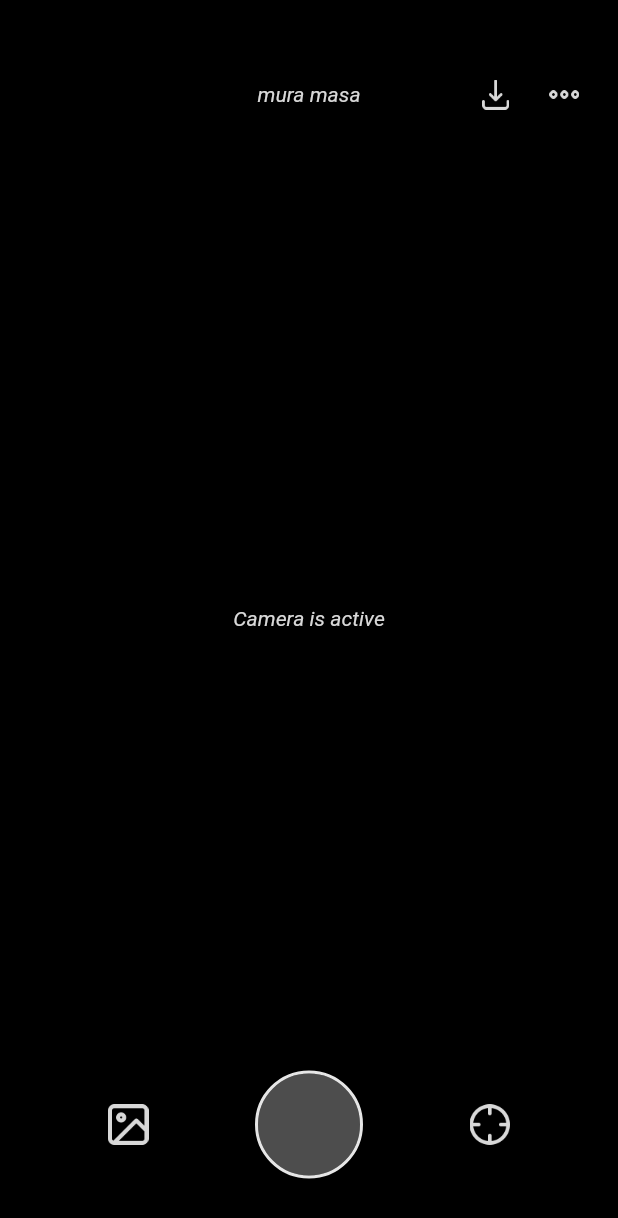
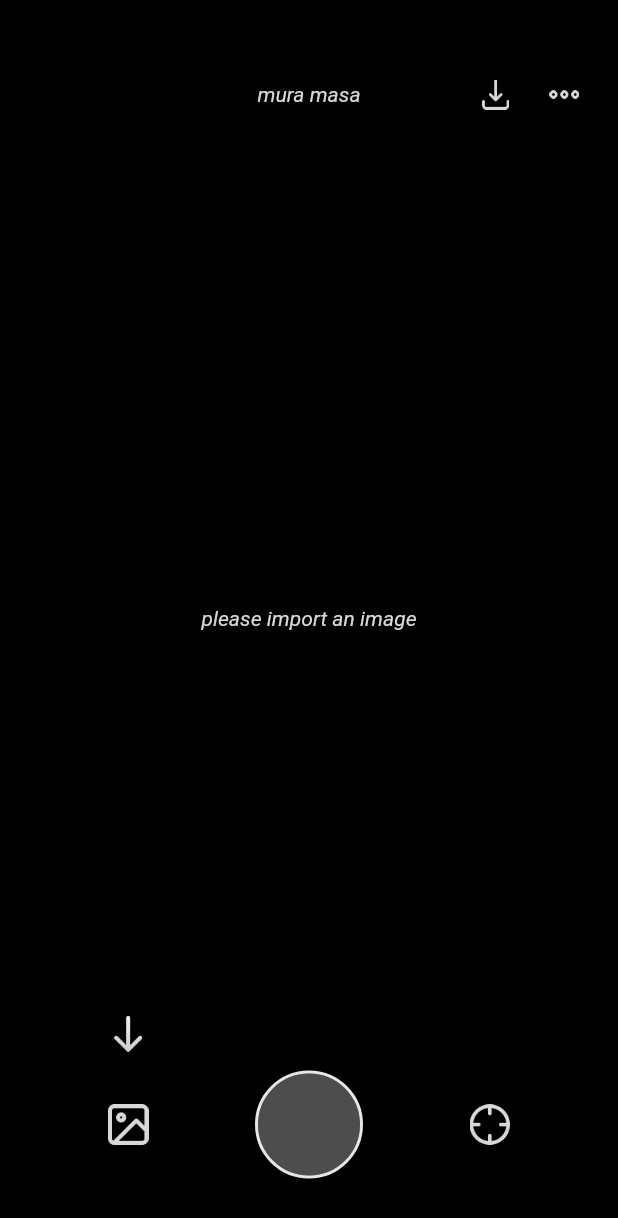
Before and after one commit to ljellevo/illusio, a Flutter app: the screen it shows after launch, on a phone screen of 412 x 824 dp. Shown: the top 1218 px of the screen. Run offline on Flutter 3.47's test engine with Material 2 defaults, Android fonts, the phone set to English and light mode, and no system bars; our stand-ins replace flutter_markdown, image_picker; missing offline and left inert: screen.

```diff
--- a/lib/components/image_viewer.dart
+++ b/lib/components/image_viewer.dart
@@ -14,18 +14,65 @@ class ImageViewer extends StatefulWidget {
   }
 }
 
-class _ImageViewerState extends State<ImageViewer> {
+class _ImageViewerState extends State<ImageViewer> with TickerProviderStateMixin {
+  bool bottom = true;
+  AnimationController animationController;
+
+  @override
+  void initState() {
+    super.initState();
+    animationController = AnimationController(
+      duration: Duration(milliseconds: 500),
+      vsync: this,
+    );
+    animationController.repeat(reverse: true);
+  }
+
   @override
   Widget build(BuildContext context) {
     if (this.widget.homeViewState == HomeViewState.camera) {
-      return Center(
+      return Container(
+        height: MediaQuery.of(context).size.height,
+        width: MediaQuery.of(context).size.width,
+        child: Stack(
+          children: <Widget>[
+            Center(
               child: Text(
-          "Camera is active",
+                "please import an image",
                 style: TextStyle(
                   color: Color(0xffD8D8D8),
                   fontStyle: FontStyle.italic,
                   fontSize: 14
                 ),
+              ),
+            ),
+            AnimatedBuilder(
+              animation: animationController,
+              builder: (BuildContext context, Widget child) {
+                final pos = 120 + (animationController.value * 7);
+                return Positioned(
+                  bottom: pos,
+                  left: 0,
+                  child: Container(
+                    width: MediaQuery.of(context).size.width,
+                    child: Row(
+                      mainAxisAlignment: MainAxisAlignment.spaceEvenly,
+                      mainAxisSize: MainAxisSize.max,
+                      children: <Widget>[
+                        Image.asset(
+                          "assets/images/arrow-down.png",
+                          width: 24,
+                          height: 24,
+                        ),
+                        Container(width: 70),
+                        Container(width: 24),
+                      ],
+                    ),
+                  )
+                );
+              },
+            ),
+          ],
         ),
       );
     } else {
--- a/lib/how_it_works.dart
+++ /dev/null
@@ -1,118 +0,0 @@
-import 'package:flutter/material.dart';
-import 'package:flutter_markdown/flutter_markdown.dart';
-import 'package:http/http.dart' as http;
-import 'dart:convert';
-
-/*
-class HowItWorks extends StatelessWidget {
-  String _markdownSource;
-  Future<http.Response> fetchAlbum() {
-    return http.get('https://jsonplaceholder.typicode.com/albums/1');
-  }
-
-  @override
-  void initState() {
-    super.initState();
-    _markdownSource = fetchAlbum();
-  }
-
-  @override
-  Widget build(BuildContext context) {
-    return Scaffold(
-      backgroundColor: Colors.black,
-      appBar: AppBar(
-        backgroundColor: Colors.black,
-      ),
-      body: Container(
-        width: MediaQuery.of(context).size.width,
-        child: Padding(
-          padding: EdgeInsets.only(left: 20, right: 20),
-          child: SingleChildScrollView(
-            child:
-            /*
-            Column(
-              children: <Widget>[
-                Image.asset(
-                  "assets/images/icon.png",
-                  width: 150,
-                ),
-                Text(
-                  "Dette er mye tekst for å sjekke hvordan det blir håndtert i flutter når vi har nested en container med en gitt width",
-                  style: TextStyle(color: Color(0xffD8D8D8), fontStyle: FontStyle.italic,fontSize: 14),
-                )
-              ],
-            )
-            */
-            Markdown(data: markdownSource);
-          ),
-        )
-      ),
-    );
-  }
-}
-
-*/
-
-class HowItWorks extends StatefulWidget {
-  HowItWorks({Key key}) : super(key: key);
-
-  @override
-  State<StatefulWidget> createState() {
-    return _HowItWorksState();
-  }
-}
-
-class _HowItWorksState extends State<HowItWorks> {
-  String _markdownSource;
-  Future<http.Response> fetchAlbum() {
-    print("called");
-    return http.get('https://parallax-server.herokuapp.com/api/how_it_works');
-  }
-
-  @override
-  void initState() {
-    super.initState();
-    getMarkdown();
-  }
-
-   void getMarkdown() async {
-    http.Response temp = await fetchAlbum();
-    Map<String, dynamic> res = json.decode(temp.body);
-    String markdown = res["data"];
-    print("res:" + markdown);
-    setState(() {
-      _markdownSource = markdown;
-    });
-  }
-
-  TextStyle baseTextStyle(double fontSize) {
-    return TextStyle(
-      color: Color(0xffD8D8D8),
-      fontStyle: FontStyle.italic,
-      fontSize: fontSize,
-    );
-  }
-
-  @override
-  Widget build(BuildContext context) {
-    return Scaffold(
-      backgroundColor: Colors.black,
-      appBar: AppBar(
-        backgroundColor: Colors.black,
-      ),
-      body: Container(
-        width: MediaQuery.of(context).size.width,
-        child:
-        Markdown(
-          data: _markdownSource != null ? _markdownSource : "",
-          styleSheet: MarkdownStyleSheet(
-            p: baseTextStyle(14),
-            h1: baseTextStyle(20),
-            h2: baseTextStyle(20),
-            h3: baseTextStyle(16)
-          ),
-        )
-      ),
-    );
-  }
-}
```
Also changed, not shown: lib/markdown_view.dart (added, +67 -0 lines), lib/more_page.dart (+14 -18 lines), lib/utils/more_list_class.dart (+8 -1 lines), assets/images/arrow-down.png (added). Lines whose indentation alone changed are shown as unchanged.
